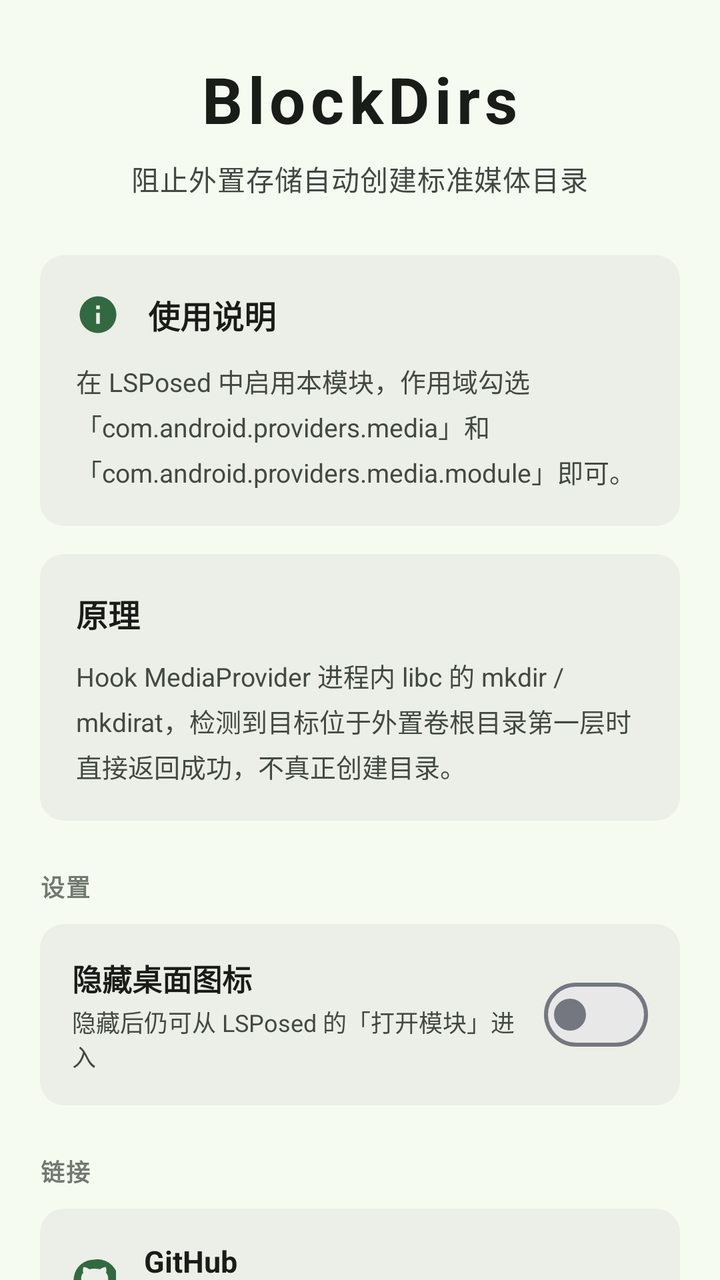
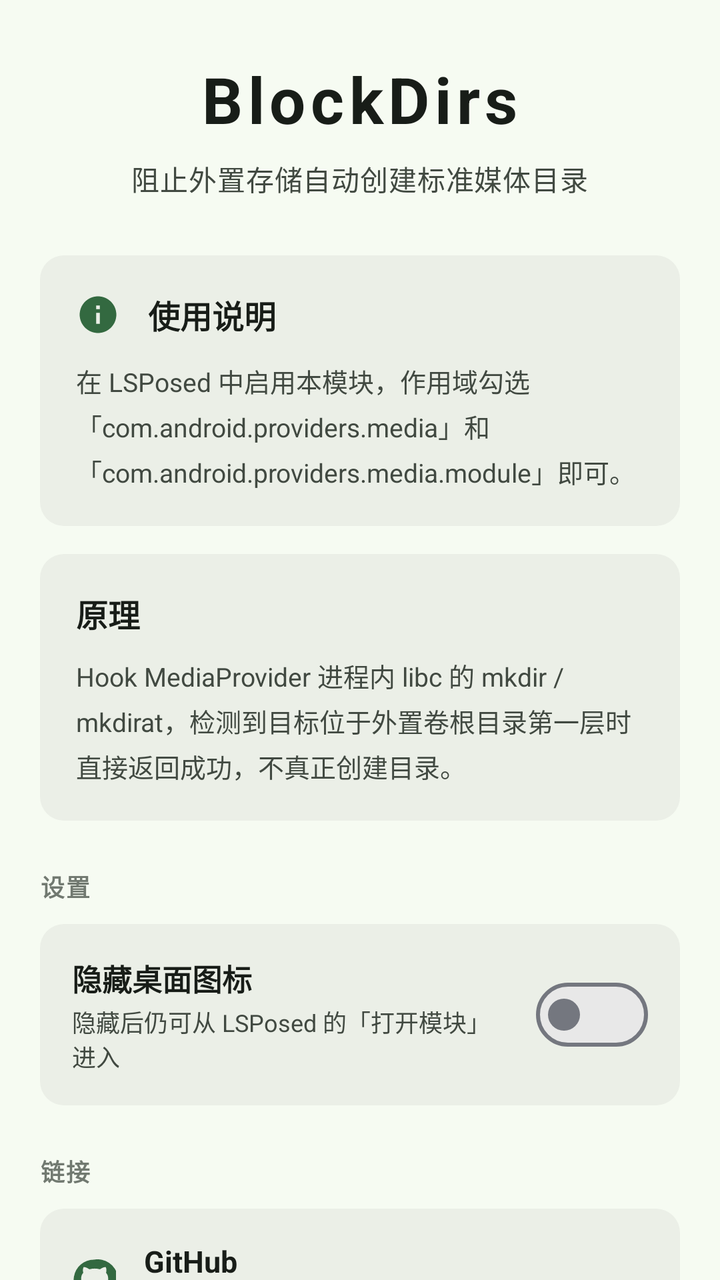

Screens rendered from an Android XML layout before and after an edit, with the pre-edit source and the edit as a unified diff.
<!-- AndroidManifest.xml: application theme AppTheme -->
<!-- res/layout/activity_main.xml -->
<?xml version="1.0" encoding="utf-8"?>
<ScrollView xmlns:android="http://schemas.android.com/apk/res/android"
    android:layout_width="match_parent"
    android:layout_height="match_parent"
    android:background="@color/color_bg"
    android:fillViewport="true"
    android:scrollbars="none">

    <LinearLayout
        android:layout_width="match_parent"
        android:layout_height="wrap_content"
        android:orientation="vertical"
        android:paddingHorizontal="20dp"
        android:paddingTop="28dp"
        android:paddingBottom="28dp">

        
        <LinearLayout
            android:layout_width="match_parent"
            android:layout_height="wrap_content"
            android:orientation="vertical"
            android:gravity="center_horizontal"
            android:paddingBottom="8dp">

            <TextView
                android:layout_width="wrap_content"
                android:layout_height="wrap_content"
                android:text="@string/app_name"
                android:textColor="@color/color_text_primary"
                android:textSize="32sp"
                android:textStyle="bold"
                android:letterSpacing="0.08" />

            <TextView
                android:layout_width="wrap_content"
                android:layout_height="wrap_content"
                android:layout_marginTop="8dp"
                android:text="@string/app_subtitle"
                android:textColor="@color/color_text_secondary"
                android:textSize="14sp"
                android:letterSpacing="0.02" />
        </LinearLayout>

        
        <LinearLayout
            android:id="@+id/card_guide"
            android:layout_width="match_parent"
            android:layout_height="wrap_content"
            android:layout_marginTop="20dp"
            android:orientation="vertical"
            android:padding="18dp"
            android:background="@drawable/card_bg"
            android:clickable="true"
            android:focusable="true">

            <LinearLayout
                android:layout_width="match_parent"
                android:layout_height="wrap_content"
                android:orientation="horizontal"
                android:gravity="center_vertical">

                <ImageView
                    android:layout_width="22dp"
                    android:layout_height="22dp"
                    android:src="@drawable/ic_info"
                    android:contentDescription="@null" />

                <TextView
                    android:layout_width="wrap_content"
                    android:layout_height="wrap_content"
                    android:layout_marginStart="14dp"
                    android:text="@string/module_app_build_info_title"
                    android:textColor="@color/color_text_primary"
                    android:textSize="16sp"
                    android:textStyle="bold" />
            </LinearLayout>

            <TextView
                android:layout_width="match_parent"
                android:layout_height="wrap_content"
                android:layout_marginTop="12dp"
                android:lineSpacingExtra="4dp"
                android:text="@string/usage_tip"
                android:textColor="@color/color_text_secondary"
                android:textSize="13sp" />
        </LinearLayout>

        
        <LinearLayout
            android:layout_width="match_parent"
            android:layout_height="wrap_content"
            android:layout_marginTop="14dp"
            android:orientation="vertical"
            android:padding="18dp"
            android:background="@drawable/card_bg">

            <TextView
                android:layout_width="wrap_content"
                android:layout_height="wrap_content"
                android:text="@string/module_app_principle_title"
                android:textColor="@color/color_text_primary"
                android:textSize="16sp"
                android:textStyle="bold" />

            <TextView
                android:layout_width="match_parent"
                android:layout_height="wrap_content"
                android:layout_marginTop="10dp"
                android:lineSpacingExtra="4dp"
                android:text="@string/module_app_principle_desc"
                android:textColor="@color/color_text_secondary"
                android:textSize="13sp" />
        </LinearLayout>

        
        <TextView
            android:layout_width="wrap_content"
            android:layout_height="wrap_content"
            android:layout_marginTop="24dp"
            android:layout_marginBottom="10dp"
            android:text="@string/setting_section_title"
            android:textColor="@color/color_text_tertiary"
            android:textSize="12sp"
            android:textStyle="bold"
            android:letterSpacing="0.05" />

        
        <LinearLayout
            android:layout_width="match_parent"
            android:layout_height="wrap_content"
            android:orientation="horizontal"
            android:gravity="center_vertical"
            android:padding="16dp"
            android:background="@drawable/card_bg">

            <LinearLayout
                android:layout_width="0dp"
                android:layout_height="wrap_content"
                android:layout_weight="1"
                android:orientation="vertical">

                <TextView
                    android:layout_width="match_parent"
                    android:layout_height="wrap_content"
                    android:text="@string/setting_hide_icon_title"
                    android:textColor="@color/color_text_primary"
                    android:textSize="15sp"
                    android:textStyle="bold" />

                <TextView
                    android:layout_width="match_parent"
                    android:layout_height="wrap_content"
                    android:layout_marginTop="2dp"
                    android:text="@string/setting_hide_icon_subtitle"
                    android:textColor="@color/color_text_secondary"
                    android:textSize="12sp" />
            </LinearLayout>

            <Switch
                android:id="@+id/switch_hide_icon"
                android:layout_width="wrap_content"
                android:layout_height="wrap_content"
                android:layout_marginStart="12dp"
                android:thumb="@drawable/switch_thumb"
                android:track="@drawable/switch_track"
                android:showText="false"
                android:switchMinWidth="52dp" />
        </LinearLayout>

        
        <TextView
            android:layout_width="wrap_content"
            android:layout_height="wrap_content"
            android:layout_marginTop="24dp"
            android:layout_marginBottom="10dp"
            android:text="@string/link_section_title"
            android:textColor="@color/color_text_tertiary"
            android:textSize="12sp"
            android:textStyle="bold"
            android:letterSpacing="0.05" />

        
        <LinearLayout
            android:id="@+id/card_github"
            android:layout_width="match_parent"
            android:layout_height="wrap_content"
            android:orientation="horizontal"
            android:gravity="center_vertical"
            android:padding="16dp"
            android:background="@drawable/card_bg"
            android:clickable="true"
            android:focusable="true">

            <ImageView
                android:layout_width="22dp"
                android:layout_height="22dp"
                android:src="@drawable/ic_github"
                android:contentDescription="@null" />

            <LinearLayout
                android:layout_width="0dp"
                android:layout_height="wrap_content"
                android:layout_marginStart="14dp"
                android:layout_weight="1"
                android:orientation="vertical">

                <TextView
                    android:layout_width="wrap_content"
                    android:layout_height="wrap_content"
                    android:text="@string/link_github_title"
                    android:textColor="@color/color_text_primary"
                    android:textSize="15sp"
                    android:textStyle="bold" />

                <TextView
                    android:layout_width="wrap_content"
                    android:layout_height="wrap_content"
                    android:layout_marginTop="2dp"
                    android:text="@string/link_github_subtitle"
                    android:textColor="@color/color_text_secondary"
                    android:textSize="12sp" />
            </LinearLayout>
        </LinearLayout>

        
        <LinearLayout
            android:id="@+id/card_blog"
            android:layout_width="match_parent"
            android:layout_height="wrap_content"
            android:layout_marginTop="12dp"
            android:orientation="horizontal"
            android:gravity="center_vertical"
            android:padding="16dp"
            android:background="@drawable/card_bg"
            android:clickable="true"
            android:focusable="true">

            <ImageView
                android:layout_width="22dp"
                android:layout_height="22dp"
                android:src="@drawable/ic_open_in_new"
                android:contentDescription="@null" />

            <LinearLayout
                android:layout_width="0dp"
                android:layout_height="wrap_content"
                android:layout_marginStart="14dp"
                android:layout_weight="1"
                android:orientation="vertical">

                <TextView
                    android:layout_width="wrap_content"
                    android:layout_height="wrap_content"
                    android:text="@string/link_blog_title"
                    android:textColor="@color/color_text_primary"
                    android:textSize="15sp"
                    android:textStyle="bold" />

                <TextView
                    android:layout_width="wrap_content"
                    android:layout_height="wrap_content"
                    android:layout_marginTop="2dp"
                    android:text="@string/link_blog_subtitle"
                    android:textColor="@color/color_text_secondary"
                    android:textSize="12sp" />
            </LinearLayout>
        </LinearLayout>

        
        <TextView
            android:id="@+id/version_footer"
            android:layout_width="match_parent"
            android:layout_height="wrap_content"
            android:layout_marginTop="36dp"
            android:gravity="center"
            android:text="@string/version_footer"
            android:textColor="@color/color_text_tertiary"
            android:textSize="12sp" />

    </LinearLayout>
</ScrollView>
<!-- resources referenced by this layout -->
<resources>
  <color name="color_bg">#F6FBF2</color>
  <color name="color_text_primary">#181D18</color>
  <color name="color_text_secondary">#414941</color>
  <color name="color_text_tertiary">#717970</color>
  <!-- drawable card_bg (drawable) -->
  <?xml version="1.0" encoding="utf-8"?>
  <shape xmlns:android="http://schemas.android.com/apk/res/android"
      android:shape="rectangle">
      <solid android:color="@color/color_card" />
      <corners android:radius="12dp" />
  </shape>
  <!-- drawable switch_thumb (drawable) -->
  <?xml version="1.0" encoding="utf-8"?>
  <selector xmlns:android="http://schemas.android.com/apk/res/android">
      <item android:state_checked="true">
          <layer-list>
              <item android:bottom="4dp" android:left="1dp" android:right="1dp" android:top="4dp">
                  <shape android:shape="oval">
                      <size android:width="24dp" android:height="24dp" />
                      <solid android:color="#FFFFFF" />
                  </shape>
              </item>
          </layer-list>
      </item>
      <item>
          <layer-list>
              <item android:bottom="8dp" android:left="5dp" android:right="5dp" android:top="8dp">
                  <shape android:shape="oval">
                      <size android:width="16dp" android:height="16dp" />
                      <solid android:color="@color/switch_stroke_off" />
                  </shape>
              </item>
          </layer-list>
      </item>
  </selector>
  <!-- drawable switch_track (drawable) -->
  <?xml version="1.0" encoding="utf-8"?>
  <selector xmlns:android="http://schemas.android.com/apk/res/android">
      <item android:state_checked="true">
          <shape android:shape="rectangle">
              <size android:width="52dp" android:height="32dp" />
              <corners android:radius="16dp" />
              <solid android:color="@color/color_icon" />
          </shape>
      </item>
      <item>
          <shape android:shape="rectangle">
              <size android:width="52dp" android:height="32dp" />
              <corners android:radius="16dp" />
              <solid android:color="@color/switch_track_off" />
              <stroke android:width="2dp" android:color="@color/switch_stroke_off" />
          </shape>
      </item>
  </selector>
  <string name="app_name">BlockDirs</string>
  <string name="app_subtitle">阻止外置存储自动创建标准媒体目录</string>
  <string name="link_blog_subtitle">yixiangren.top</string>
  <string name="link_blog_title">博客</string>
  <string name="link_github_subtitle">yixiangdebufengren/top.yixiangren.blockdirs</string>
  <string name="link_github_title">GitHub</string>
  <string name="link_section_title">链接</string>
  <string name="module_app_build_info_title">使用说明</string>
  <string name="module_app_principle_desc">Hook MediaProvider 进程内 libc 的 mkdir / mkdirat，检测到目标位于外置卷根目录第一层时直接返回成功，不真正创建目录。</string>
  <string name="module_app_principle_title">原理</string>
  <string name="setting_hide_icon_subtitle">隐藏后仍可从 LSPosed 的「打开模块」进入</string>
  <string name="setting_hide_icon_title">隐藏桌面图标</string>
  <string name="setting_section_title">设置</string>
  <string name="usage_tip">在 LSPosed 中启用本模块，作用域勾选\n「com.android.providers.media」和\n「com.android.providers.media.module」即可。</string>
  <string name="version_footer">BlockDirs v{version} — LSPosed 模块</string>
  <style name="AppTheme" parent="android:Theme.Material.Light.NoActionBar">
          <item name="android:windowBackground">@color/color_bg</item>
          <item name="android:statusBarColor">@color/color_bg</item>
          <item name="android:colorPrimary">@color/color_icon</item>
          <item name="android:colorAccent">@color/color_icon</item>
          <item name="android:windowLightStatusBar">true</item>
      </style>
  <color name="color_card">#EBEFE7</color>
  <color name="color_icon">#336940</color>
  <color name="switch_stroke_off">#74777F</color>
  <color name="switch_track_off">#E8E8E8</color>
  <!-- unchanged entries left out for length: 3 -->
</resources>

<!-- the commit's change to res/layout/activity_main.xml (unified diff, before → after) -->
@@ -164,7 +164,7 @@
                 android:thumb="@drawable/switch_thumb"
                 android:track="@drawable/switch_track"
                 android:showText="false"
-                android:switchMinWidth="52dp" />
+                android:switchMinWidth="56dp" />
         </LinearLayout>
 
         
<!-- resource entries referenced after the edit -->
@@ -16,7 +16,7 @@
   <selector xmlns:android="http://schemas.android.com/apk/res/android">
       <item android:state_checked="true">
           <layer-list>
-              <item android:bottom="4dp" android:left="1dp" android:right="1dp" android:top="4dp">
+              <item android:bottom="4dp" android:left="2dp" android:right="2dp" android:top="4dp">
                   <shape android:shape="oval">
                       <size android:width="24dp" android:height="24dp" />
                       <solid android:color="#FFFFFF" />
@@ -26,7 +26,7 @@
       </item>
       <item>
           <layer-list>
-              <item android:bottom="8dp" android:left="5dp" android:right="5dp" android:top="8dp">
+              <item android:bottom="8dp" android:left="6dp" android:right="6dp" android:top="8dp">
                   <shape android:shape="oval">
                       <size android:width="16dp" android:height="16dp" />
                       <solid android:color="@color/switch_stroke_off" />
@@ -40,14 +40,14 @@
   <selector xmlns:android="http://schemas.android.com/apk/res/android">
       <item android:state_checked="true">
           <shape android:shape="rectangle">
-              <size android:width="52dp" android:height="32dp" />
+              <size android:width="56dp" android:height="32dp" />
               <corners android:radius="16dp" />
               <solid android:color="@color/color_icon" />
           </shape>
       </item>
       <item>
           <shape android:shape="rectangle">
-              <size android:width="52dp" android:height="32dp" />
+              <size android:width="56dp" android:height="32dp" />
               <corners android:radius="16dp" />
               <solid android:color="@color/switch_track_off" />
               <stroke android:width="2dp" android:color="@color/switch_stroke_off" />
